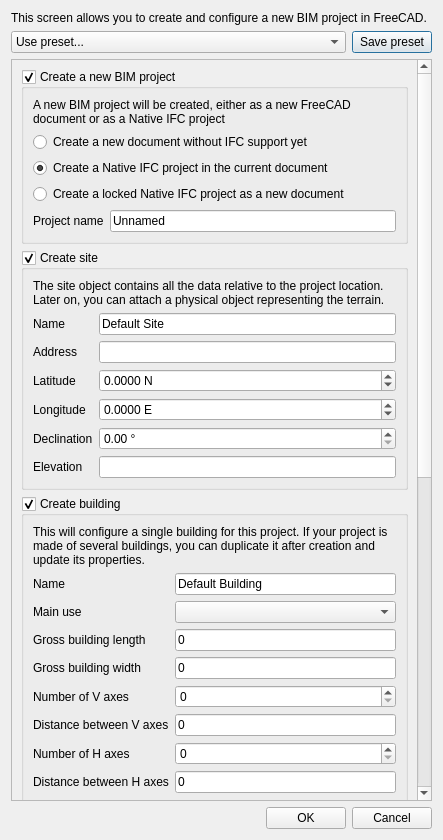
Qt form src/Mod/BIM/Resources/ui/dialogProjectManager.ui (southseact-3d/fcd) before a commit.
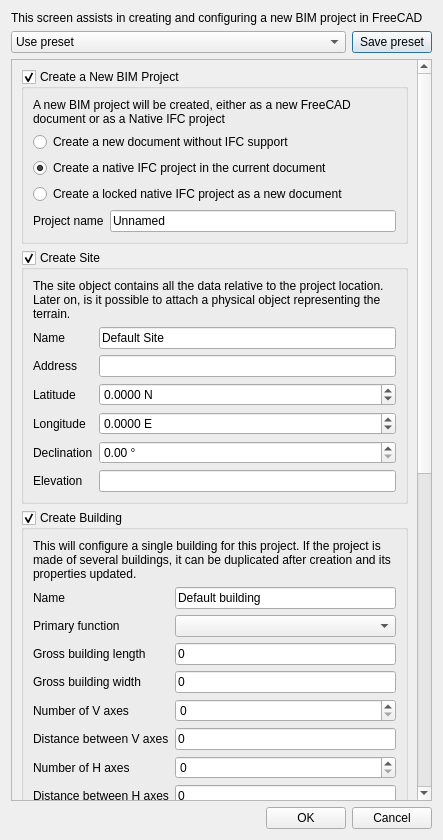
The same form after that commit. Icons and pictures are not drawn. Custom widgets are drawn as their Qt base class.

The edit to the form file:
```diff
--- a/src/Mod/BIM/Resources/ui/dialogProjectManager.ui
+++ b/src/Mod/BIM/Resources/ui/dialogProjectManager.ui
@@ -17,7 +17,7 @@
    <item>
     <widget class="QLabel" name="label">
      <property name="text">
-      <string>This screen allows you to create and configure a new BIM project in FreeCAD.</string>
+      <string>This screen assists in creating and configuring a new BIM project in FreeCAD</string>
      </property>
      <property name="wordWrap">
       <bool>true</bool>
@@ -39,7 +39,7 @@
        </property>
        <item>
         <property name="text">
-         <string>Use preset...</string>
+         <string>Use preset</string>
         </property>
        </item>
       </widget>
@@ -87,7 +87,7 @@
           <string>Create a new BIM project</string>
          </property>
          <property name="title">
-          <string>Create a new BIM project</string>
+          <string>Create a New BIM Project</string>
          </property>
          <property name="checkable">
           <bool>true</bool>
@@ -114,7 +114,7 @@
                <string>This will create a new FreeCAD document that allows you to build a BIM model, but with no specific IFC structure yet. This is the most flexible option when you start working ona BIM project. You can convert this project to IFC anytime later.</string>
               </property>
               <property name="text">
-               <string>Create a new document without IFC support yet</string>
+               <string>Create a new document without IFC support</string>
               </property>
               <property name="checked">
                <bool>false</bool>
@@ -127,7 +127,7 @@
                <string>This will create an IFC project. All the BIM objects you will add to that IFC project will immediately become IFC objects. This is less flexible, but allows you to stick more strictly to the IFC standard.</string>
               </property>
               <property name="text">
-               <string>Create a Native IFC project in the current document</string>
+               <string>Create a native IFC project in the current document</string>
               </property>
               <property name="checked">
                <bool>true</bool>
@@ -140,7 +140,7 @@
                <string>The new IFC project will be created as a new FreeCAD document.  In that mode, the IFC project is the FreeCAD document, anything you create in that document becomes part of the IFC project. This is extremely restrictive as no non-IFC object can be added to the document.</string>
               </property>
               <property name="text">
-               <string>Create a locked Native IFC project as a new document</string>
+               <string>Create a locked native IFC project as a new document</string>
               </property>
              </widget>
             </item>
@@ -176,7 +176,7 @@
           <string>Create a new site</string>
          </property>
          <property name="title">
-          <string>Create site</string>
+          <string>Create Site</string>
          </property>
          <property name="flat">
           <bool>false</bool>
@@ -188,7 +188,7 @@
           <item>
            <widget class="QLabel" name="label_19">
             <property name="text">
-             <string>The site object contains all the data relative to the project location. Later on, you can attach a physical object representing the terrain.</string>
+             <string>The site object contains all the data relative to the project location. Later on, is it possible to attach a physical object representing the terrain.</string>
             </property>
             <property name="wordWrap">
              <bool>true</bool>
@@ -328,7 +328,7 @@
           <string>Create a new building</string>
          </property>
          <property name="title">
-          <string>Create building</string>
+          <string>Create Building</string>
          </property>
          <property name="checkable">
           <bool>true</bool>
@@ -337,7 +337,7 @@
           <item>
            <widget class="QLabel" name="label_15">
             <property name="text">
-             <string>This will configure a single building for this project. If your project is made of several buildings, you can duplicate it after creation and update its properties.</string>
+             <string>This will configure a single building for this project. If the project is made of several buildings, it can be duplicated after creation and its properties updated.</string>
             </property>
             <property name="wordWrap">
              <bool>true</bool>
@@ -370,7 +370,7 @@
             <item row="0" column="1">
              <widget class="QLineEdit" name="buildingName">
               <property name="text">
-               <string>Default Building</string>
+               <string>Default building</string>
               </property>
              </widget>
             </item>
@@ -434,7 +434,7 @@
             <item row="3" column="0">
              <widget class="QLabel" name="label_29">
               <property name="text">
-               <string>Main use</string>
+               <string>Primary function</string>
               </property>
              </widget>
             </item>
```
Left out of the diff: 38 changed lines with no effect on the pictures.
